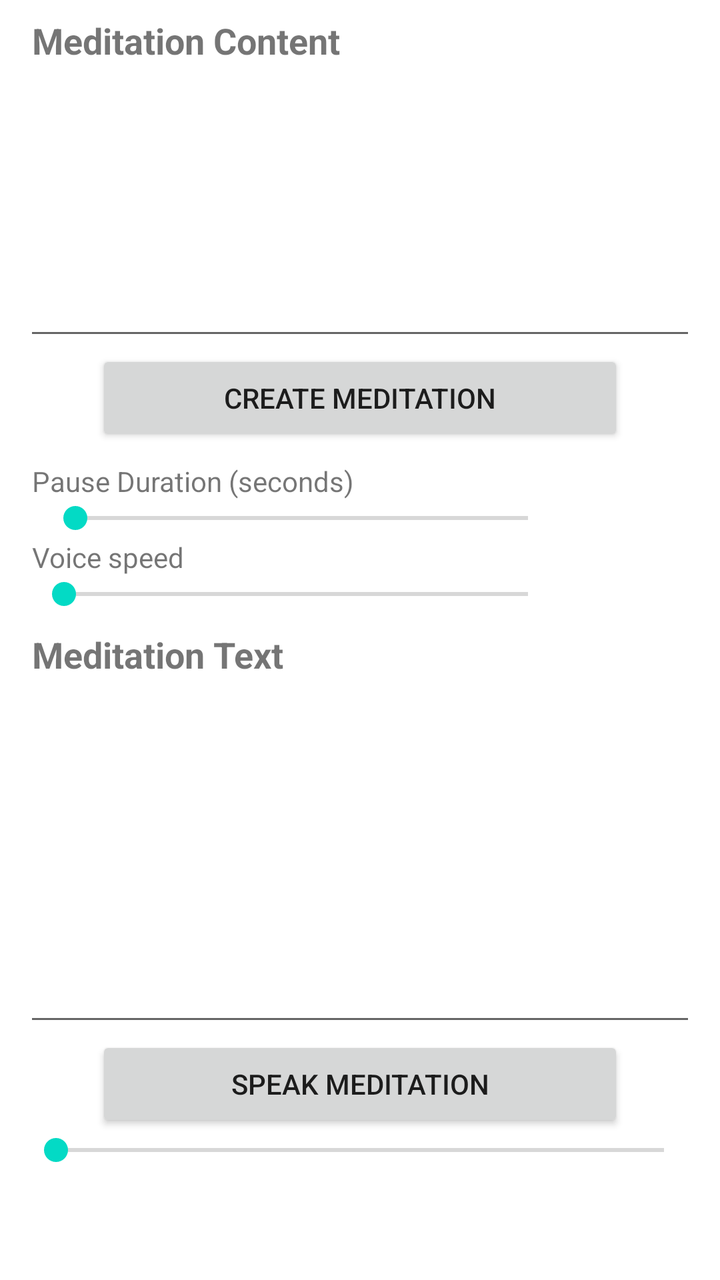
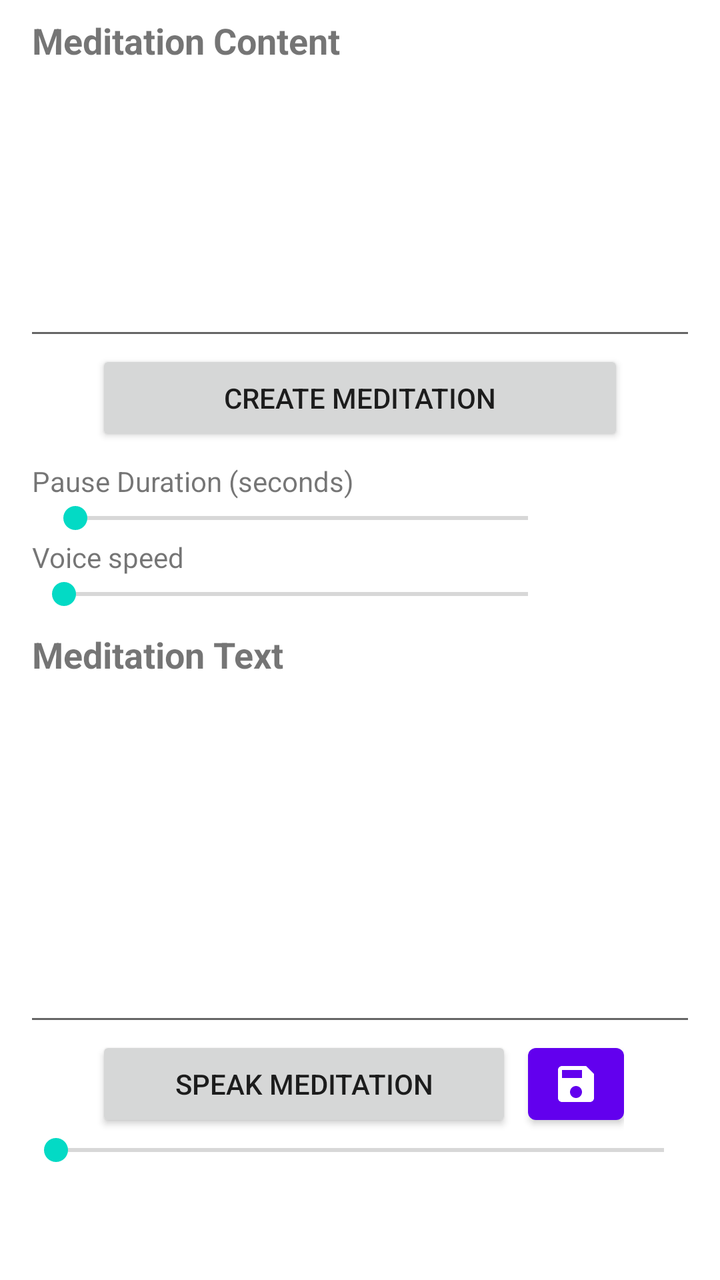

Compare the two renders of this Android layout. The source of the first and the diff that turns it into the second are given below.
<!-- AndroidManifest.xml: application theme Theme.MyMeditation -->
<!-- res/layout/fragment_meditation.xml -->
<?xml version="1.0" encoding="utf-8"?>
<LinearLayout xmlns:android="http://schemas.android.com/apk/res/android"
    xmlns:app="http://schemas.android.com/apk/res-auto"
    android:layout_width="match_parent"
    android:layout_height="match_parent"
    android:orientation="vertical"
    android:paddingBottom="?attr/actionBarSize">

    <TextView
        android:id="@+id/labelMeditationContent"
        android:layout_width="wrap_content"
        android:layout_height="wrap_content"
        android:layout_marginStart="@dimen/activity_horizontal_margin"
        android:layout_marginEnd="@dimen/activity_horizontal_margin"
        android:layout_marginTop="@dimen/activity_heading_margin"
        android:labelFor="@id/editTextMeditationContent"
        android:text="@string/label_meditation_content"
        android:textSize="@dimen/text_size_content_heading"
        android:textStyle="bold" />

    <EditText
        android:id="@+id/editTextMeditationContent"
        android:layout_width="match_parent"
        android:layout_height="0dp"
        android:layout_marginStart="@dimen/editText_horizontal_margin"
        android:layout_marginEnd="@dimen/editText_horizontal_margin"
        android:layout_weight="0.8"
        android:gravity="top"
        android:importantForAutofill="no"
        android:inputType="textMultiLine"
        android:textSize="@dimen/text_size_content" />

    <Button
        android:id="@+id/buttonCreateMeditation"
        android:layout_width="match_parent"
        android:layout_height="wrap_content"
        android:layout_marginStart="@dimen/single_button_horizontal_margin"
        android:layout_marginEnd="@dimen/single_button_horizontal_margin"
        android:text="@string/button_create_meditation" />

    <TextView
        android:layout_width="wrap_content"
        android:layout_height="wrap_content"
        android:layout_marginStart="@dimen/activity_horizontal_margin"
        android:layout_marginEnd="@dimen/activity_horizontal_margin"
        android:layout_marginTop="@dimen/activity_heading_margin"
        android:labelFor="@id/seekBarPauseDuration"
        android:text="@string/label_pause_duration" />

    <LinearLayout
        android:layout_width="match_parent"
        android:layout_height="wrap_content"
        android:layout_marginStart="@dimen/activity_horizontal_margin"
        android:layout_marginEnd="@dimen/activity_horizontal_margin"
        android:orientation="horizontal">

        <SeekBar
            android:id="@+id/seekBarPauseDuration"
            android:layout_width="0px"
            android:layout_height="wrap_content"
            android:layout_weight="1"
            android:indeterminate="false"
            android:max="40"
            android:min="0"
            android:progress="1" />

        <TextView
            android:id="@+id/textPauseDuration"
            android:clickable="true"
            android:focusable="true"
            android:layout_width="64dp"
            android:layout_height="wrap_content"
            android:textAlignment="viewEnd" />
    </LinearLayout>

    <TextView
        android:layout_width="wrap_content"
        android:layout_height="wrap_content"
        android:layout_marginStart="@dimen/activity_horizontal_margin"
        android:text="@string/label_voice_speed" />
    <LinearLayout
        android:layout_width="match_parent"
        android:layout_height="wrap_content"
        android:layout_marginStart="@dimen/activity_horizontal_margin"
        android:layout_marginEnd="@dimen/activity_horizontal_margin"
        android:orientation="horizontal">
        <SeekBar
            android:id="@+id/seekBarVoiceSpeed"
            android:layout_width="0dp"
            android:layout_height="wrap_content"
            android:layout_weight="1"
            android:max="1000" />
        <TextView
            android:id="@+id/textVoiceSpeed"
            android:layout_width="64dp"
            android:layout_height="wrap_content"
            android:clickable="true"
            android:focusable="true"
            android:textAlignment="viewEnd" />
    </LinearLayout>

    <TextView
        android:layout_width="wrap_content"
        android:layout_height="wrap_content"
        android:layout_marginStart="@dimen/activity_horizontal_margin"
        android:layout_marginEnd="@dimen/activity_horizontal_margin"
        android:layout_marginTop="@dimen/activity_heading_margin"
        android:labelFor="@id/editTextMeditationText"
        android:text="@string/label_meditation_text"
        android:textSize="@dimen/text_size_content_heading"
        android:textStyle="bold" />

    <EditText
        android:id="@+id/editTextMeditationText"
        android:layout_width="match_parent"
        android:layout_height="0dp"
        android:layout_marginStart="@dimen/editText_horizontal_margin"
        android:layout_marginEnd="@dimen/editText_horizontal_margin"
        android:layout_weight="1"
        android:gravity="top"
        android:importantForAutofill="no"
        android:inputType="textMultiLine"
        android:textSize="@dimen/text_size_content" />

    <TextView
        android:id="@+id/textSpeechStatus"
        android:layout_width="match_parent"
        android:layout_height="wrap_content"
        android:layout_margin="0dp"
        android:padding="0dp"
        android:minHeight="0dp"
        android:includeFontPadding="false"
        android:textSize="12sp"
        android:accessibilityLiveRegion="polite"
        android:maxLines="1"
        android:ellipsize="end"
        android:visibility="gone" />

    <Button
        android:id="@+id/buttonSpeakMeditation"
        android:layout_width="match_parent"
        android:layout_height="wrap_content"
        android:layout_marginStart="@dimen/single_button_horizontal_margin"
        android:layout_marginEnd="@dimen/single_button_horizontal_margin"
        android:text="@string/button_speak_meditation" />

    <LinearLayout
        android:id="@+id/playbackControls"
        android:visibility="gone"
        android:layout_width="match_parent"
        android:layout_height="48dp"
        android:gravity="center"
        android:orientation="horizontal">
        <com.google.android.material.button.MaterialButton
            android:id="@+id/buttonPreviousMeditation"
            style="@style/PlaybackControl"
            app:icon="@drawable/ic_playback_previous"
            android:contentDescription="@string/notification_previous"
            android:tooltipText="@string/notification_previous"
            android:enabled="false" />
        <FrameLayout
            android:layout_width="56dp"
            android:layout_height="48dp">
        <com.google.android.material.button.MaterialButton
            android:id="@+id/buttonResumeMeditation"
            style="@style/PlaybackControl"
            app:icon="@drawable/ic_playback_play"
            android:contentDescription="@string/button_speak_meditation"
            android:tooltipText="@string/button_speak_meditation" />
        <com.google.android.material.button.MaterialButton
            android:id="@+id/buttonPauseMeditation"
            style="@style/PlaybackControl"
            app:icon="@drawable/ic_playback_pause"
            android:contentDescription="@string/button_pause_meditation"
            android:tooltipText="@string/button_pause_meditation"
            android:visibility="gone" />
        </FrameLayout>
        <com.google.android.material.button.MaterialButton
            android:id="@+id/buttonEndMeditation"
            style="@style/PlaybackControl"
            app:icon="@drawable/ic_playback_stop"
            android:contentDescription="@string/button_end_meditation"
            android:tooltipText="@string/button_end_meditation"
            android:enabled="false" />
        <com.google.android.material.button.MaterialButton
            android:id="@+id/buttonNextMeditation"
            style="@style/PlaybackControl"
            app:icon="@drawable/ic_playback_next"
            android:contentDescription="@string/notification_next"
            android:tooltipText="@string/notification_next"
            android:enabled="false" />
    </LinearLayout>

    <SeekBar
        android:id="@+id/seekBarAudio"
        android:layout_width="match_parent"
        android:layout_height="wrap_content"
        android:layout_marginStart="@dimen/editText_horizontal_margin"
        android:layout_marginEnd="@dimen/editText_horizontal_margin"
        android:indeterminate="false"
        android:max="100"
        android:min="0"
        android:progress="0" />

</LinearLayout>
<!-- resources referenced by this layout -->
<resources>
  <dimen name="activity_heading_margin">8dp</dimen>
  <dimen name="activity_horizontal_margin">16dp</dimen>
  <dimen name="editText_horizontal_margin">12dp</dimen>
  <dimen name="single_button_horizontal_margin">48dp</dimen>
  <dimen name="text_size_content">16sp</dimen>
  <dimen name="text_size_content_heading">18sp</dimen>
  <!-- drawable ic_playback_next (drawable) -->
  <vector xmlns:android="http://schemas.android.com/apk/res/android"
      android:width="24dp" android:height="24dp"
      android:viewportWidth="24" android:viewportHeight="24">
      <path android:fillColor="#FFFFFFFF" android:pathData="M16,5h2v14h-2z M6,5l10,7 -10,7z" />
  </vector>
  <!-- drawable ic_playback_pause (drawable) -->
  <vector xmlns:android="http://schemas.android.com/apk/res/android"
      android:width="24dp" android:height="24dp"
      android:viewportWidth="24" android:viewportHeight="24">
      <path android:fillColor="#FFFFFFFF" android:pathData="M6,5h4v14H6z M14,5h4v14h-4z" />
  </vector>
  <!-- drawable ic_playback_play (drawable) -->
  <vector xmlns:android="http://schemas.android.com/apk/res/android"
      android:width="24dp" android:height="24dp"
      android:viewportWidth="24" android:viewportHeight="24">
      <path android:fillColor="#FFFFFFFF" android:pathData="M8,5v14l11,-7z" />
  </vector>
  <!-- drawable ic_playback_previous (drawable) -->
  <vector xmlns:android="http://schemas.android.com/apk/res/android"
      android:width="24dp" android:height="24dp"
      android:viewportWidth="24" android:viewportHeight="24">
      <path android:fillColor="#FFFFFFFF" android:pathData="M6,5h2v14H6z M18,5v14L8,12z" />
  </vector>
  <!-- drawable ic_playback_stop (drawable) -->
  <vector xmlns:android="http://schemas.android.com/apk/res/android"
      android:width="24dp" android:height="24dp"
      android:viewportWidth="24" android:viewportHeight="24">
      <path android:fillColor="#FFFFFFFF" android:pathData="M6,6h12v12H6z" />
  </vector>
  <string name="button_create_meditation">Create Meditation</string>
  <string name="button_end_meditation">End meditation</string>
  <string name="button_pause_meditation">Pause Meditation</string>
  <string name="button_speak_meditation">Speak Meditation</string>
  <string name="label_meditation_content">Meditation Content</string>
  <string name="label_meditation_text">Meditation Text</string>
  <string name="label_pause_duration">Pause Duration (seconds)</string>
  <string name="label_voice_speed">Voice speed</string>
  <string name="notification_next">Next</string>
  <string name="notification_previous">Previous</string>
  <style name="PlaybackControl" parent="Widget.MaterialComponents.Button">
          <item name="android:layout_width">48dp</item>
          <item name="android:layout_height">48dp</item>
          <item name="android:layout_marginHorizontal">4dp</item>
          <item name="android:minWidth">0dp</item>
          <item name="android:padding">12dp</item>
          <item name="iconSize">24dp</item>
          <item name="iconPadding">0dp</item>
          <item name="iconGravity">textStart</item>
      </style>
  <color name="purple_500">#FF6200EE</color>
  <color name="purple_700">#FF3700B3</color>
  <color name="white">#FFFFFFFF</color>
  <color name="teal_200">#FF03DAC5</color>
  <color name="teal_700">#FF018786</color>
  <color name="black">#FF000000</color>
  <!-- unchanged entries left out for length: 1 -->
</resources>

<!-- the commit's change to res/layout/fragment_meditation.xml (unified diff, before → after) -->
@@ -136,13 +136,31 @@
         android:ellipsize="end"
         android:visibility="gone" />
 
-    <Button
-        android:id="@+id/buttonSpeakMeditation"
+    <LinearLayout
+        android:id="@+id/idlePlaybackActions"
         android:layout_width="match_parent"
         android:layout_height="wrap_content"
         android:layout_marginStart="@dimen/single_button_horizontal_margin"
         android:layout_marginEnd="@dimen/single_button_horizontal_margin"
-        android:text="@string/button_speak_meditation" />
+        android:gravity="center_vertical"
+        android:orientation="horizontal">
+
+        <Button
+            android:id="@+id/buttonSpeakMeditation"
+            android:layout_width="0dp"
+            android:layout_height="wrap_content"
+            android:layout_weight="1"
+            android:text="@string/button_speak_meditation" />
+
+        <com.google.android.material.button.MaterialButton
+            android:id="@+id/buttonExportMeditation"
+            style="@style/PlaybackControl"
+            android:layout_marginStart="8dp"
+            android:layout_marginEnd="0dp"
+            android:contentDescription="@string/button_export_meditation"
+            android:tooltipText="@string/button_export_meditation"
+            app:icon="@drawable/ic_save_audio" />
+    </LinearLayout>
 
     <LinearLayout
         android:id="@+id/playbackControls"
@@ -191,6 +209,15 @@
             android:enabled="false" />
     </LinearLayout>
 
+    <TextView
+        android:id="@+id/textExportStatus"
+        android:layout_width="match_parent"
+        android:layout_height="wrap_content"
+        android:layout_marginHorizontal="@dimen/activity_horizontal_margin"
+        android:accessibilityLiveRegion="polite"
+        android:maxLines="2"
+        android:textSize="12sp"
+        android:visibility="gone" />
     <SeekBar
         android:id="@+id/seekBarAudio"
         android:layout_width="match_parent"
<!-- resource entries referenced after the edit -->
@@ -36,8 +36,20 @@
       android:viewportWidth="24" android:viewportHeight="24">
       <path android:fillColor="#FFFFFFFF" android:pathData="M6,6h12v12H6z" />
   </vector>
+  <!-- drawable ic_save_audio (drawable) -->
+  <vector xmlns:android="http://schemas.android.com/apk/res/android"
+      android:width="24dp"
+      android:height="24dp"
+      android:viewportWidth="24"
+      android:viewportHeight="24"
+  >
+      <path
+          android:fillColor="@android:color/white"
+          android:pathData="M17,3L5,3c-1.11,0 -2,0.9 -2,2v14c0,1.1 0.89,2 2,2h14c1.1,0 2,-0.9 2,-2L21,7l-4,-4zM12,19c-1.66,0 -3,-1.34 -3,-3s1.34,-3 3,-3 3,1.34 3,3 -1.34,3 -3,3zM15,9L5,9L5,5h10v4z" />
+  </vector>
   <string name="button_create_meditation">Create Meditation</string>
   <string name="button_end_meditation">End meditation</string>
+  <string name="button_export_meditation">Save offline MP3</string>
   <string name="button_pause_meditation">Pause Meditation</string>
   <string name="button_speak_meditation">Speak Meditation</string>
   <string name="label_meditation_content">Meditation Content</string>
